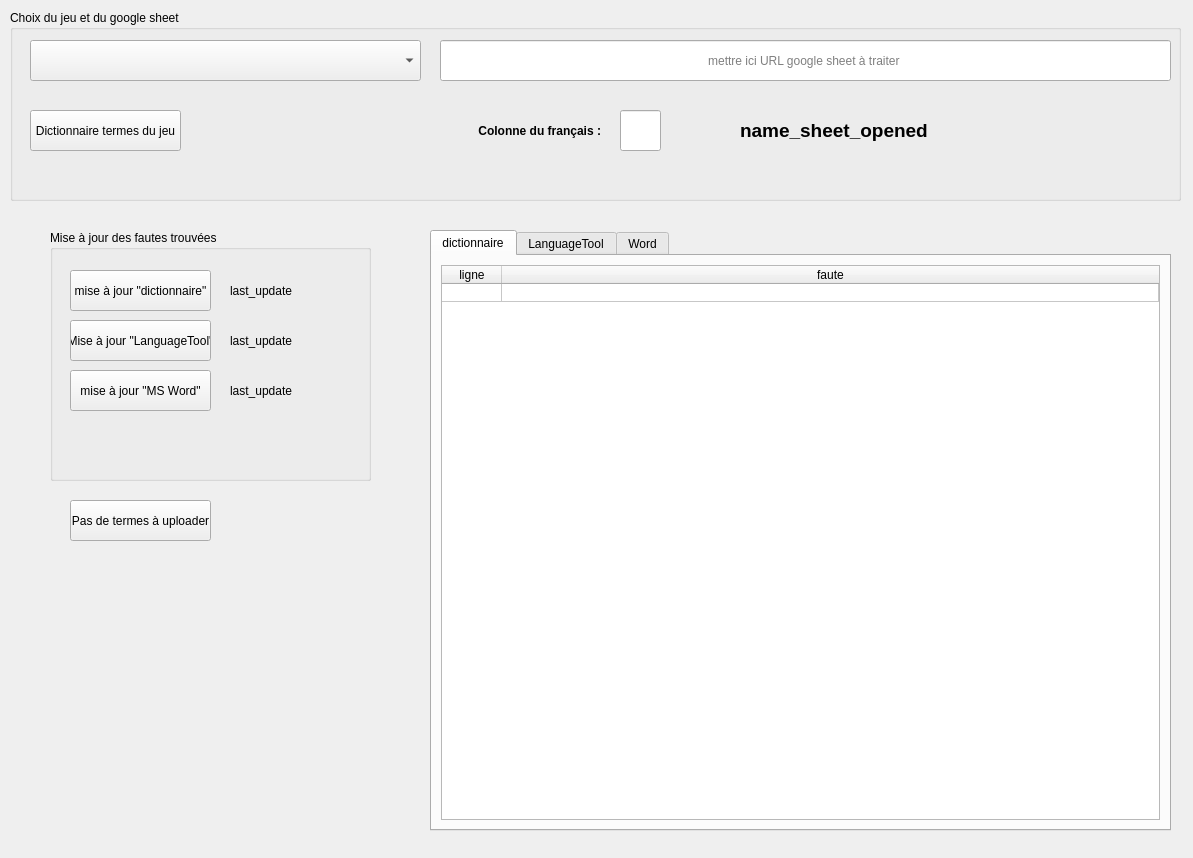
Silous888/RawTextCheck, file qt_files/mainwindow.ui: the form before one commit.
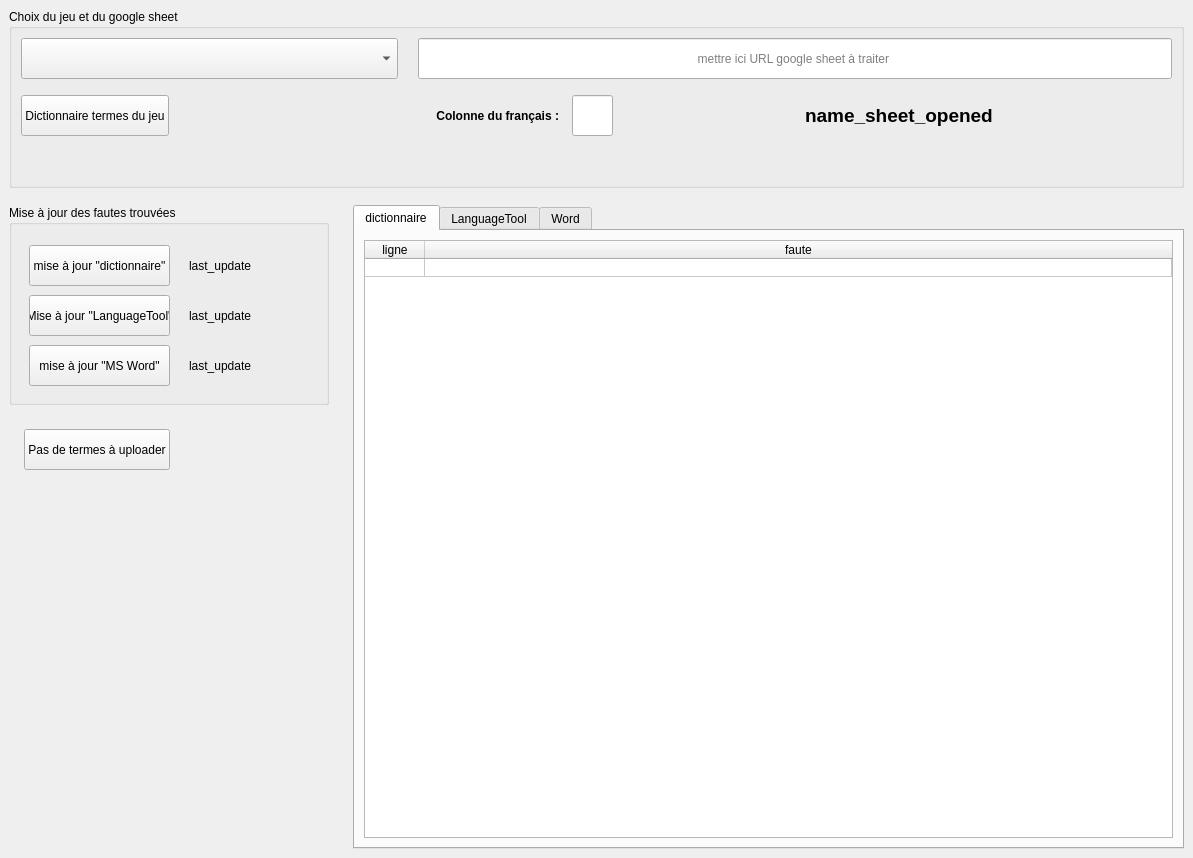
The form after the commit. Icons and pictures are not drawn.

Commit message: app now responsive

Patch:
```diff
--- a/qt_files/mainwindow.ui
+++ b/qt_files/mainwindow.ui
@@ -21,15 +21,369 @@
    <property name="styleSheet">
     <string notr="true"/>
    </property>
+   <layout class="QGridLayout" name="gridLayout">
+    <item row="0" column="0">
+     <layout class="QVBoxLayout" name="verticalLayout_1" stretch="0,1">
+      <property name="spacing">
+       <number>17</number>
+      </property>
+      <item>
+       <widget class="QGroupBox" name="groupBox_1">
+        <property name="title">
+         <string>Choix du jeu et du google sheet</string>
+        </property>
+        <layout class="QVBoxLayout" name="verticalLayout_4">
+         <item>
+          <layout class="QHBoxLayout" name="horizontalLayout_1_1" stretch="1,2">
+           <property name="spacing">
+            <number>20</number>
+           </property>
+           <item>
+            <layout class="QVBoxLayout" name="verticalLayout_1_1_1">
+             <property name="spacing">
+              <number>16</number>
+             </property>
+             <item>
+              <widget class="QComboBox" name="comboBox_game">
+               <property name="minimumSize">
+                <size>
+                 <width>0</width>
+                 <height>41</height>
+                </size>
+               </property>
+              </widget>
+             </item>
+             <item>
+              <layout class="QHBoxLayout" name="horizontalLayout_1_1_1_1">
+               <item>
+                <widget class="QPushButton" name="pushButton_gameDictionary">
+                 <property name="minimumSize">
+                  <size>
+                   <width>0</width>
+                   <height>41</height>
+                  </size>
+                 </property>
+                 <property name="text">
+                  <string>Dictionnaire termes du jeu</string>
+                 </property>
+                </widget>
+               </item>
+               <item>
+                <spacer name="horizontalSpacer_1_1_1_1">
+                 <property name="orientation">
+                  <enum>Qt::Horizontal</enum>
+                 </property>
+                 <property name="sizeHint" stdset="0">
+                  <size>
+                   <width>40</width>
+                   <height>20</height>
+                  </size>
+                 </property>
+                </spacer>
+               </item>
+              </layout>
+             </item>
+            </layout>
+           </item>
+           <item>
+            <layout class="QVBoxLayout" name="verticalLayout_1_1_2">
+             <property name="spacing">
+              <number>16</number>
+             </property>
+             <item>
+              <widget class="QLineEdit" name="lineEdit_urlSheet">
+               <property name="minimumSize">
+                <size>
+                 <width>0</width>
+                 <height>41</height>
+                </size>
+               </property>
+               <property name="maximumSize">
+                <size>
+                 <width>16777215</width>
+                 <height>41</height>
+                </size>
+               </property>
+               <property name="alignment">
+                <set>Qt::AlignCenter</set>
+               </property>
+               <property name="placeholderText">
+                <string>mettre ici URL google sheet à traiter </string>
+               </property>
+              </widget>
+             </item>
+             <item>
+              <layout class="QHBoxLayout" name="horizontalLayout_1_1_2_1">
+               <property name="spacing">
+                <number>13</number>
+               </property>
+               <property name="leftMargin">
+                <number>18</number>
+               </property>
+               <item>
+                <widget class="QLabel" name="label_frenchColumn">
+                 <property name="font">
+                  <font>
+                   <pointsize>9</pointsize>
+                   <weight>75</weight>
+                   <bold>true</bold>
+                  </font>
+                 </property>
+                 <property name="text">
+                  <string>Colonne du français :</string>
+                 </property>
+                 <property name="alignment">
+                  <set>Qt::AlignRight|Qt::AlignTrailing|Qt::AlignVCenter</set>
+                 </property>
+                </widget>
+               </item>
+               <item>
+                <widget class="QLineEdit" name="lineEdit_frenchColumn">
+                 <property name="minimumSize">
+                  <size>
+                   <width>41</width>
+                   <height>41</height>
+                  </size>
+                 </property>
+                 <property name="maximumSize">
+                  <size>
+                   <width>41</width>
+                   <height>41</height>
+                  </size>
+                 </property>
+                 <property name="maxLength">
+                  <number>2</number>
+                 </property>
+                 <property name="alignment">
+                  <set>Qt::AlignCenter</set>
+                 </property>
+                </widget>
+               </item>
+               <item>
+                <spacer name="horizontalSpacer_1_1_2_1">
+                 <property name="orientation">
+                  <enum>Qt::Horizontal</enum>
+                 </property>
+                 <property name="sizeHint" stdset="0">
+                  <size>
+                   <width>40</width>
+                   <height>20</height>
+                  </size>
+                 </property>
+                </spacer>
+               </item>
+               <item>
+                <widget class="QLabel" name="label_sheetOpened">
+                 <property name="font">
+                  <font>
+                   <pointsize>14</pointsize>
+                   <weight>75</weight>
+                   <bold>true</bold>
+                  </font>
+                 </property>
+                 <property name="text">
+                  <string>name_sheet_opened</string>
+                 </property>
+                </widget>
+               </item>
+               <item>
+                <spacer name="horizontalSpacer_1_1_2_1_bis">
+                 <property name="orientation">
+                  <enum>Qt::Horizontal</enum>
+                 </property>
+                 <property name="sizeHint" stdset="0">
+                  <size>
+                   <width>40</width>
+                   <height>20</height>
+                  </size>
+                 </property>
+                </spacer>
+               </item>
+              </layout>
+             </item>
+            </layout>
+           </item>
+          </layout>
+         </item>
+         <item>
+          <spacer name="verticalSpacer_1_1">
+           <property name="orientation">
+            <enum>Qt::Vertical</enum>
+           </property>
+           <property name="sizeHint" stdset="0">
+            <size>
+             <width>20</width>
+             <height>40</height>
+            </size>
+           </property>
+          </spacer>
+         </item>
+        </layout>
+       </widget>
+      </item>
+      <item>
+       <layout class="QHBoxLayout" name="horizontalLayout_1_2" stretch="0,5">
+        <property name="spacing">
+         <number>24</number>
+        </property>
+        <item>
+         <layout class="QVBoxLayout" name="verticalLayout_1_2_1">
+          <item>
+           <widget class="QGroupBox" name="groupBox_1_2_1">
+            <property name="minimumSize">
+             <size>
+              <width>320</width>
+              <height>200</height>
+             </size>
+            </property>
+            <property name="maximumSize">
+             <size>
+              <width>320</width>
+              <height>200</height>
+             </size>
+            </property>
+            <property name="title">
+             <string>Mise à jour des fautes trouvées</string>
+            </property>
+            <widget class="QLabel" name="label_lastUdate_3">
+             <property name="geometry">
+              <rect>
+               <x>180</x>
+               <y>140</y>
+               <width>121</width>
+               <height>41</height>
+              </rect>
+             </property>
+             <property name="text">
+              <string>last_update</string>
+             </property>
+            </widget>
+            <widget class="QPushButton" name="pushButton_method_1">
+             <property name="geometry">
+              <rect>
+               <x>20</x>
+               <y>40</y>
+               <width>141</width>
+               <height>41</height>
+              </rect>
+             </property>
+             <property name="toolTip">
+              <string>Teste les caractères autorisés dans le jeu et si les mots existent. Rapide. Utilisez ça d'abord pour virer les termes spéciaux du jeu.</string>
+             </property>
+             <property name="text">
+              <string>mise à jour &quot;dictionnaire&quot;</string>
+             </property>
+            </widget>
+            <widget class="QPushButton" name="pushButton_method_3">
+             <property name="geometry">
+              <rect>
+               <x>20</x>
+               <y>140</y>
+               <width>141</width>
+               <height>41</height>
+              </rect>
+             </property>
+             <property name="text">
+              <string>mise à jour &quot;MS Word&quot;</string>
+             </property>
+            </widget>
+            <widget class="QPushButton" name="pushButton_method_2">
+             <property name="geometry">
+              <rect>
+               <x>20</x>
+               <y>90</y>
+               <width>141</width>
+               <height>41</height>
+              </rect>
+             </property>
+             <property name="toolTip">
+              <string>Vérificateur de OpenOffice. Peut analyser les phrases. Un peu lent.</string>
+             </property>
+             <property name="text">
+              <string>Mise à jour &quot;LanguageTool&quot;</string>
+             </property>
+            </widget>
+            <widget class="QLabel" name="label_lastUdate_2">
+             <property name="geometry">
+              <rect>
+               <x>180</x>
+               <y>90</y>
+               <width>121</width>
+               <height>41</height>
+              </rect>
+             </property>
+             <property name="text">
+              <string>last_update</string>
+             </property>
+            </widget>
+            <widget class="QLabel" name="label_lastUdate_1">
+             <property name="geometry">
+              <rect>
+               <x>180</x>
+               <y>40</y>
+               <width>121</width>
+               <height>41</height>
+              </rect>
+             </property>
+             <property name="text">
+              <string>last_update</string>
+             </property>
+            </widget>
+           </widget>
+          </item>
+          <item>
+           <layout class="QHBoxLayout" name="horizontalLayout_1_2_1_1">
+            <property name="leftMargin">
+             <number>15</number>
+            </property>
+            <item>
+             <widget class="QPushButton" name="pushButton_uploadSpecificWords">
+              <property name="minimumSize">
+               <size>
+                <width>0</width>
+                <height>41</height>
+               </size>
+              </property>
+              <property name="toolTip">
+               <string>Pour limiter les appels à l'API de Google Sheet, uploader plusieurs termes d'un coup.</string>
+              </property>
+              <property name="text">
+               <string>Pas de termes à uploader</string>
+              </property>
+             </widget>
+            </item>
+            <item>
+             <spacer name="horizontalSpacer_1_2_1_1">
+              <property name="orientation">
+               <enum>Qt::Horizontal</enum>
+              </property>
+              <property name="sizeHint" stdset="0">
+               <size>
+                <width>40</width>
+                <height>20</height>
+               </size>
+              </property>
+             </spacer>
+            </item>
+           </layout>
+          </item>
+          <item>
+           <spacer name="verticalSpacer_1_2_1">
+            <property name="orientation">
+             <enum>Qt::Vertical</enum>
+            </property>
+            <property name="sizeHint" stdset="0">
+             <size>
+              <width>20</width>
+              <height>40</height>
+             </size>
+            </property>
+           </spacer>
+          </item>
+         </layout>
+        </item>
+        <item>
    <widget class="QTabWidget" name="tabWidget_result">
-    <property name="geometry">
-     <rect>
-      <x>430</x>
-      <y>230</y>
-      <width>741</width>
-      <height>601</height>
-     </rect>
-    </property>
     <property name="currentIndex">
      <number>0</number>
     </property>
@@ -175,230 +529,12 @@
      </layout>
     </widget>
    </widget>
-   <widget class="QGroupBox" name="groupBox">
-    <property name="geometry">
-     <rect>
-      <x>50</x>
-      <y>230</y>
-      <width>321</width>
-      <height>251</height>
-     </rect>
-    </property>
-    <property name="title">
-     <string>Mise à jour des fautes trouvées</string>
-    </property>
-    <widget class="QLabel" name="label_lastUdate_3">
-     <property name="geometry">
-      <rect>
-       <x>180</x>
-       <y>140</y>
-       <width>121</width>
-       <height>41</height>
-      </rect>
-     </property>
-     <property name="text">
-      <string>last_update</string>
-     </property>
-    </widget>
-    <widget class="QPushButton" name="pushButton_method_1">
-     <property name="geometry">
-      <rect>
-       <x>20</x>
-       <y>40</y>
-       <width>141</width>
-       <height>41</height>
-      </rect>
-     </property>
-     <property name="toolTip">
-      <string>Teste les caractères autorisés dans le jeu et si les mots existent. Rapide. Utilisez ça d'abord pour virer les termes spéciaux du jeu.</string>
-     </property>
-     <property name="text">
-      <string>mise à jour &quot;dictionnaire&quot;</string>
-     </property>
-    </widget>
-    <widget class="QPushButton" name="pushButton_method_3">
-     <property name="geometry">
-      <rect>
-       <x>20</x>
-       <y>140</y>
-       <width>141</width>
-       <height>41</height>
-      </rect>
-     </property>
-     <property name="text">
-      <string>mise à jour &quot;MS Word&quot;</string>
-     </property>
-    </widget>
-    <widget class="QPushButton" name="pushButton_method_2">
-     <property name="geometry">
-      <rect>
-       <x>20</x>
-       <y>90</y>
-       <width>141</width>
-       <height>41</height>
-      </rect>
-     </property>
-     <property name="toolTip">
-      <string>Vérificateur de OpenOffice. Peut analyser les phrases. Un peu lent.</string>
-     </property>
-     <property name="text">
-      <string>Mise à jour &quot;LanguageTool&quot;</string>
-     </property>
-    </widget>
-    <widget class="QLabel" name="label_lastUdate_2">
-     <property name="geometry">
-      <rect>
-       <x>180</x>
-       <y>90</y>
-       <width>121</width>
-       <height>41</height>
-      </rect>
-     </property>
-     <property name="text">
-      <string>last_update</string>
-     </property>
-    </widget>
-    <widget class="QLabel" name="label_lastUdate_1">
-     <property name="geometry">
-      <rect>
-       <x>180</x>
-       <y>40</y>
-       <width>121</width>
-       <height>41</height>
-      </rect>
-     </property>
-     <property name="text">
-      <string>last_update</string>
-     </property>
-    </widget>
-   </widget>
-   <widget class="QGroupBox" name="groupBox_2">
-    <property name="geometry">
-     <rect>
-      <x>10</x>
-      <y>10</y>
-      <width>1171</width>
-      <height>191</height>
-     </rect>
-    </property>
-    <property name="title">
-     <string>Choix du jeu et du google sheet</string>
-    </property>
-    <widget class="QLabel" name="label_frenchColumn">
-     <property name="geometry">
-      <rect>
-       <x>430</x>
-       <y>100</y>
-       <width>161</width>
-       <height>41</height>
-      </rect>
-     </property>
-     <property name="font">
-      <font>
-       <pointsize>9</pointsize>
-       <weight>75</weight>
-       <bold>true</bold>
-      </font>
-     </property>
-     <property name="text">
-      <string>Colonne du français :</string>
-     </property>
-     <property name="alignment">
-      <set>Qt::AlignRight|Qt::AlignTrailing|Qt::AlignVCenter</set>
-     </property>
-    </widget>
-    <widget class="QLineEdit" name="lineEdit_urlSheet">
-     <property name="geometry">
-      <rect>
-       <x>430</x>
-       <y>30</y>
-       <width>731</width>
-       <height>41</height>
-      </rect>
-     </property>
-     <property name="alignment">
-      <set>Qt::AlignCenter</set>
-     </property>
-     <property name="placeholderText">
-      <string>mettre ici URL google sheet à traiter </string>
-     </property>
-    </widget>
-    <widget class="QLineEdit" name="lineEdit_frenchColumn">
-     <property name="geometry">
-      <rect>
-       <x>610</x>
-       <y>100</y>
-       <width>41</width>
-       <height>41</height>
-      </rect>
-     </property>
-     <property name="maxLength">
-      <number>2</number>
-     </property>
-     <property name="alignment">
-      <set>Qt::AlignCenter</set>
-     </property>
-    </widget>
-    <widget class="QPushButton" name="pushButton_gameDictionary">
-     <property name="geometry">
-      <rect>
-       <x>20</x>
-       <y>100</y>
-       <width>151</width>
-       <height>41</height>
-      </rect>
-     </property>
-     <property name="text">
-      <string>Dictionnaire termes du jeu</string>
-     </property>
-    </widget>
-    <widget class="QComboBox" name="comboBox_game">
-     <property name="geometry">
-      <rect>
-       <x>20</x>
-       <y>30</y>
-       <width>391</width>
-       <height>41</height>
-      </rect>
-     </property>
-    </widget>
-    <widget class="QLabel" name="label_sheetOpened">
-     <property name="geometry">
-      <rect>
-       <x>730</x>
-       <y>100</y>
-       <width>431</width>
-       <height>41</height>
-      </rect>
-     </property>
-     <property name="font">
-      <font>
-       <pointsize>14</pointsize>
-       <weight>75</weight>
-       <bold>true</bold>
-      </font>
-     </property>
-     <property name="text">
-      <string>name_sheet_opened</string>
-     </property>
-    </widget>
-   </widget>
-   <widget class="QPushButton" name="pushButton_uploadSpecificWords">
-    <property name="geometry">
-     <rect>
-      <x>70</x>
-      <y>500</y>
-      <width>141</width>
-      <height>41</height>
-     </rect>
-    </property>
-    <property name="toolTip">
-     <string>Pour limiter les appels à l'API de Google Sheet, uploader plusieurs termes d'un coup.</string>
-    </property>
-    <property name="text">
-     <string>Pas de termes à uploader</string>
-    </property>
-   </widget>
+        </item>
+       </layout>
+      </item>
+     </layout>
+    </item>
+   </layout>
   </widget>
  </widget>
  <tabstops>
```
Left out of the diff: 2 changed lines with no effect on the pictures. Lines whose indentation alone changed are shown as unchanged. The commit also changes 2 other files.
